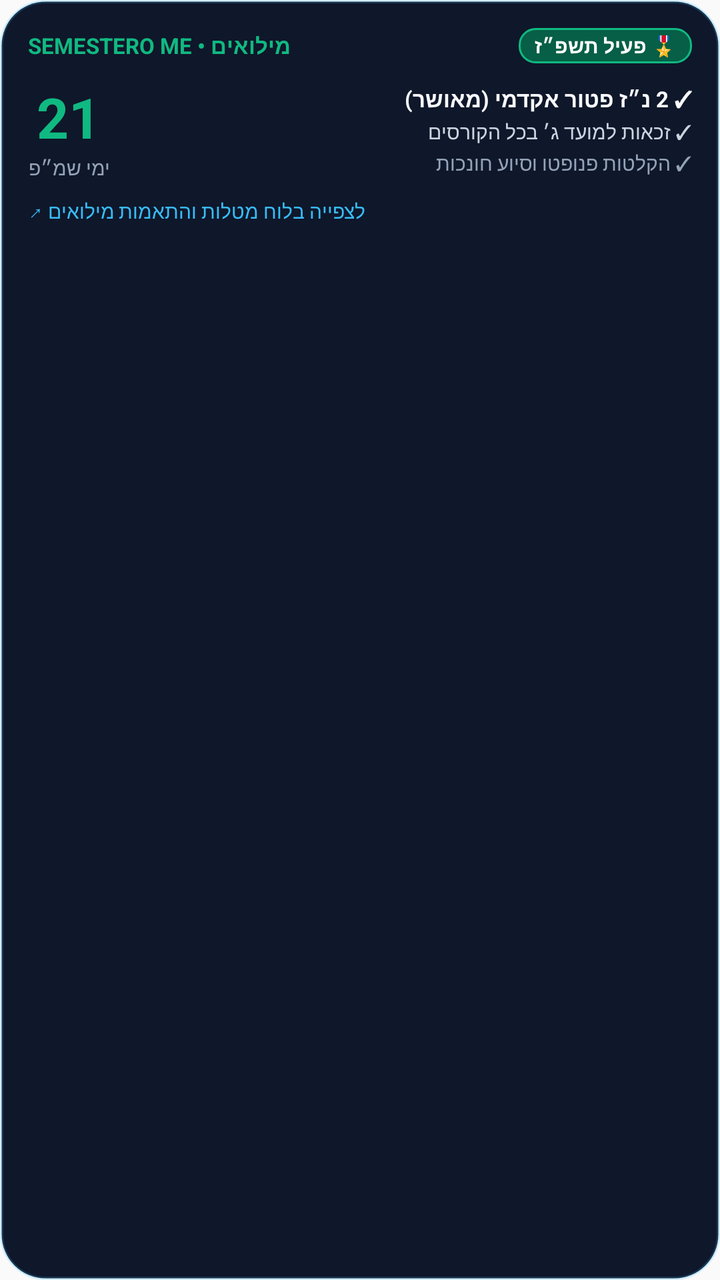
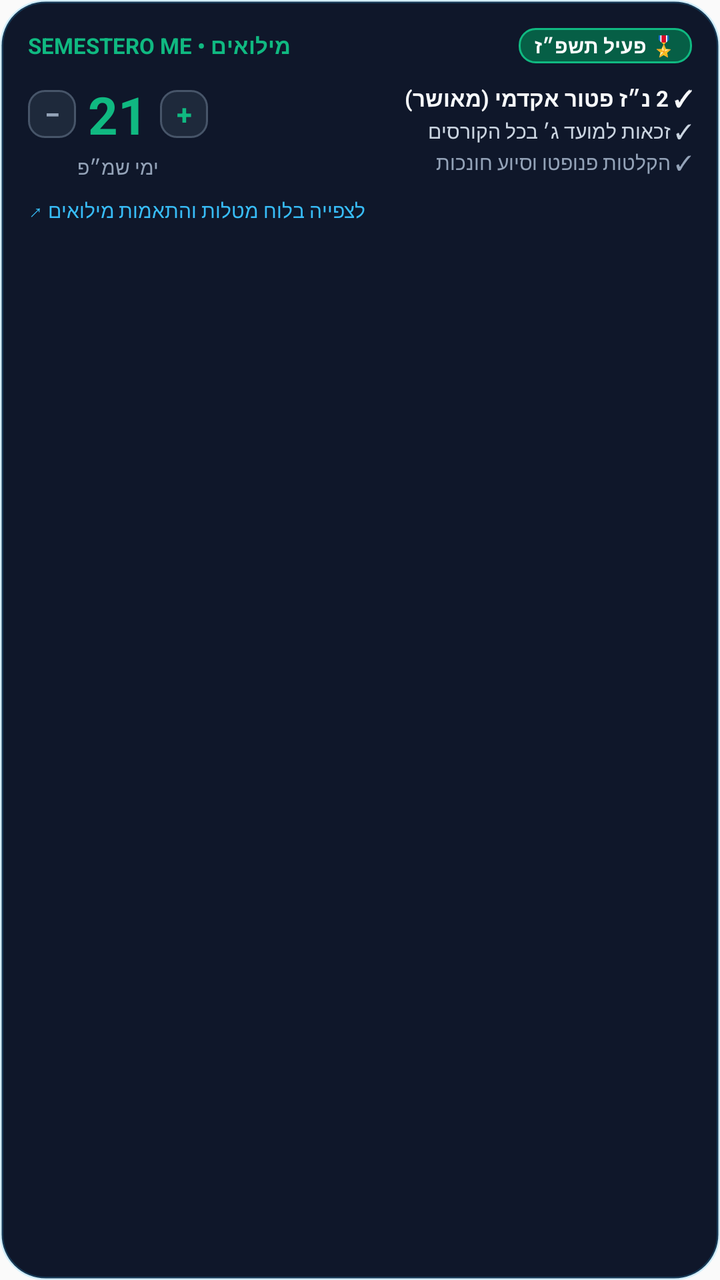

An Android layout rendered at two revisions. The XML below is the earlier revision; the diff shows what the commit changed to produce the second picture.
<!-- AndroidManifest.xml: application theme AppTheme -->
<!-- res/layout/widget_miluim.xml -->
<?xml version="1.0" encoding="utf-8"?>
<LinearLayout xmlns:android="http://schemas.android.com/apk/res/android"
    android:id="@+id/widget_miluim_root"
    android:layout_width="match_parent"
    android:layout_height="match_parent"
    android:background="@drawable/widget_card_bg"
    android:orientation="vertical"
    android:padding="14dp">

    
    <LinearLayout
        android:layout_width="match_parent"
        android:layout_height="wrap_content"
        android:orientation="horizontal"
        android:gravity="center_vertical">

        <TextView
            android:layout_width="0dp"
            android:layout_height="wrap_content"
            android:layout_weight="1"
            android:text="SEMESTERO ME • מילואים"
            android:textColor="#10b981"
            android:textSize="11sp"
            android:textStyle="bold" />

        <TextView
            android:id="@+id/widget_miluim_status_badge"
            android:layout_width="wrap_content"
            android:layout_height="wrap_content"
            android:background="@drawable/widget_button_emerald_bg"
            android:paddingLeft="8dp"
            android:paddingRight="8dp"
            android:paddingTop="2dp"
            android:paddingBottom="2dp"
            android:text="🎖️ פעיל תשפ״ז"
            android:textColor="#ffffff"
            android:textSize="10sp"
            android:textStyle="bold" />
    </LinearLayout>

    
    <LinearLayout
        android:layout_width="match_parent"
        android:layout_height="wrap_content"
        android:layout_marginTop="8dp"
        android:orientation="horizontal"
        android:gravity="center_vertical">

        
        <LinearLayout
            android:layout_width="wrap_content"
            android:layout_height="wrap_content"
            android:orientation="vertical"
            android:gravity="center"
            android:paddingRight="12dp">

            <TextView
                android:id="@+id/widget_miluim_days_count"
                android:layout_width="wrap_content"
                android:layout_height="wrap_content"
                android:text="21"
                android:textColor="#10b981"
                android:textSize="28sp"
                android:textStyle="bold" />

            <TextView
                android:layout_width="wrap_content"
                android:layout_height="wrap_content"
                android:text="ימי שמ״פ"
                android:textColor="#94a3b8"
                android:textSize="10sp" />
        </LinearLayout>

        
        <LinearLayout
            android:layout_width="0dp"
            android:layout_height="wrap_content"
            android:layout_weight="1"
            android:orientation="vertical">

            <TextView
                android:id="@+id/widget_miluim_right_1"
                android:layout_width="match_parent"
                android:layout_height="wrap_content"
                android:text="✓ 2 נ״ז פטור אקדמי (מאושר)"
                android:textColor="#f8fafc"
                android:textSize="11sp"
                android:textStyle="bold"
                android:maxLines="1"
                android:ellipsize="end" />

            <TextView
                android:id="@+id/widget_miluim_right_2"
                android:layout_width="match_parent"
                android:layout_height="wrap_content"
                android:layout_marginTop="2dp"
                android:text="✓ זכאות למועד ג׳ בכל הקורסים"
                android:textColor="#cbd5e1"
                android:textSize="10sp"
                android:maxLines="1"
                android:ellipsize="end" />

            <TextView
                android:id="@+id/widget_miluim_right_3"
                android:layout_width="match_parent"
                android:layout_height="wrap_content"
                android:layout_marginTop="2dp"
                android:text="✓ הקלטות פנופטו וסיוע חונכות"
                android:textColor="#94a3b8"
                android:textSize="10sp"
                android:maxLines="1"
                android:ellipsize="end" />
        </LinearLayout>
    </LinearLayout>

    
    <TextView
        android:layout_width="match_parent"
        android:layout_height="wrap_content"
        android:layout_marginTop="8dp"
        android:text="לצפייה בלוח מטלות והתאמות מילואים ↗"
        android:textColor="#38bdf8"
        android:textSize="10sp"
        android:gravity="left" />
</LinearLayout>
<!-- resources referenced by this layout -->
<resources>
  <!-- drawable widget_button_emerald_bg (drawable) -->
  <?xml version="1.0" encoding="utf-8"?>
  <shape xmlns:android="http://schemas.android.com/apk/res/android"
      android:shape="rectangle">
      <solid android:color="#065f46" />
      <corners android:radius="8dp" />
      <stroke
          android:width="1dp"
          android:color="#10b981" />
  </shape>
  <!-- drawable widget_card_bg (drawable) -->
  <?xml version="1.0" encoding="utf-8"?>
  <shape xmlns:android="http://schemas.android.com/apk/res/android"
      android:shape="rectangle">
      <solid android:color="#0f172a" />
      <corners android:radius="22dp" />
      <stroke
          android:width="1.5dp"
          android:color="#3338bdf8" />
  </shape>
  <style name="AppTheme" parent="Theme.AppCompat.Light.DarkActionBar">
          
          <item name="colorPrimary">@color/colorPrimary</item>
          <item name="colorPrimaryDark">@color/colorPrimaryDark</item>
          <item name="colorAccent">@color/colorAccent</item>
      </style>
</resources>

<!-- the commit's change to res/layout/widget_miluim.xml (unified diff, before → after) -->
@@ -52,20 +52,52 @@
             android:layout_height="wrap_content"
             android:orientation="vertical"
             android:gravity="center"
-            android:paddingRight="12dp">
+            android:paddingRight="10dp">
 
-            <TextView
-                android:id="@+id/widget_miluim_days_count"
+            <LinearLayout
                 android:layout_width="wrap_content"
                 android:layout_height="wrap_content"
-                android:text="21"
-                android:textColor="#10b981"
-                android:textSize="28sp"
-                android:textStyle="bold" />
+                android:orientation="horizontal"
+                android:gravity="center_vertical">
+
+                <TextView
+                    android:id="@+id/btn_miluim_minus"
+                    android:layout_width="24dp"
+                    android:layout_height="24dp"
+                    android:background="@drawable/widget_badge_bg"
+                    android:gravity="center"
+                    android:text="−"
+                    android:textColor="#94a3b8"
+                    android:textSize="14sp"
+                    android:textStyle="bold" />
+
+                <TextView
+                    android:id="@+id/widget_miluim_days_count"
+                    android:layout_width="wrap_content"
+                    android:layout_height="wrap_content"
+                    android:layout_marginLeft="6dp"
+                    android:layout_marginRight="6dp"
+                    android:text="21"
+                    android:textColor="#10b981"
+                    android:textSize="26sp"
+                    android:textStyle="bold" />
+
+                <TextView
+                    android:id="@+id/btn_miluim_plus"
+                    android:layout_width="24dp"
+                    android:layout_height="24dp"
+                    android:background="@drawable/widget_badge_bg"
+                    android:gravity="center"
+                    android:text="+"
+                    android:textColor="#10b981"
+                    android:textSize="14sp"
+                    android:textStyle="bold" />
+            </LinearLayout>
 
             <TextView
                 android:layout_width="wrap_content"
                 android:layout_height="wrap_content"
+                android:layout_marginTop="2dp"
                 android:text="ימי שמ״פ"
                 android:textColor="#94a3b8"
                 android:textSize="10sp" />
<!-- resource entries referenced after the edit -->
@@ -1,5 +1,15 @@
 <!-- resources referenced by this layout -->
 <resources>
+  <!-- drawable widget_badge_bg (drawable) -->
+  <?xml version="1.0" encoding="utf-8"?>
+  <shape xmlns:android="http://schemas.android.com/apk/res/android"
+      android:shape="rectangle">
+      <solid android:color="#1e293b" />
+      <corners android:radius="8dp" />
+      <stroke
+          android:width="1dp"
+          android:color="#475569" />
+  </shape>
   <!-- drawable widget_button_emerald_bg (drawable) -->
   <?xml version="1.0" encoding="utf-8"?>
   <shape xmlns:android="http://schemas.android.com/apk/res/android"
